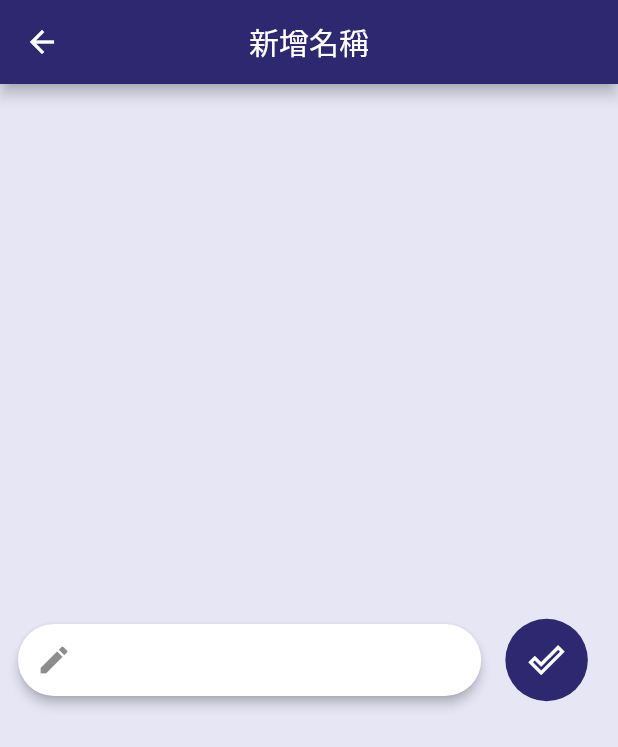
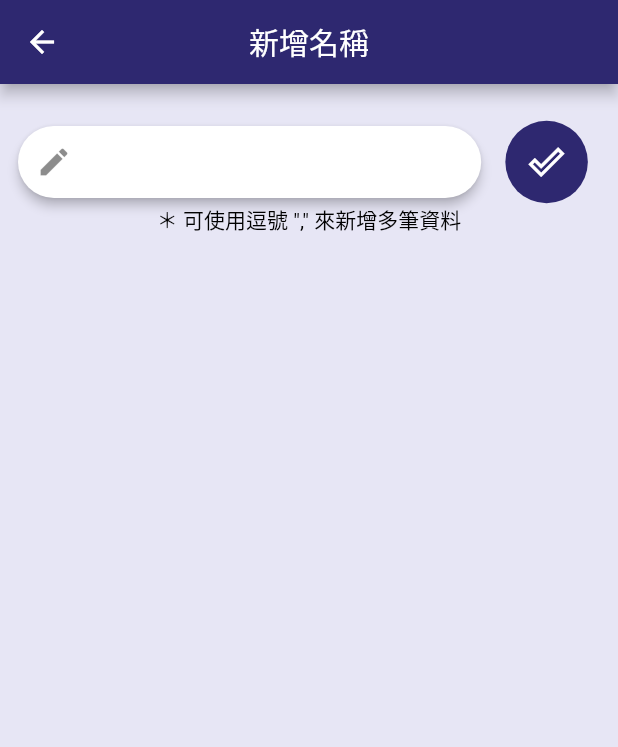
Before and after one commit to dev-weiqi/flutter-sample-random-app, a Flutter app: the screen it shows after launch, after a tap on the "edit" icon, on a phone screen of 412 x 824 dp. Shown: the top 747 px of the screen. Run offline on Flutter 3.47's test engine with Material 2 defaults, Android fonts, the phone set to English and light mode, and no system bars; our stand-ins replace fluttertoast, rxdart, shared_preferences, webview_flutter.

```diff
--- a/lib/src/const.dart
+++ b/lib/src/const.dart
@@ -4,6 +4,10 @@ const String appName = '抽籤App';
 const Color colorDark = Color(0xFF2E2870);
 const Color colorLight = Color(0xFFE7E6F5);
 const List<String> defList = [
-  'Android',
-  'iOS',
+  'Iron Man',
+  'Spider-Man',
+  'Captain America',
+  'Hulk',
+  'Black widow',
+  'Hawkeye'
 ];
--- a/lib/src/ui/add_page.dart
+++ b/lib/src/ui/add_page.dart
@@ -1,6 +1,4 @@
-import 'package:flutter/material.dart';
-
-import 'package:randomapp/main.dart';
+import 'package:flutter/material.dart';import 'package:randomapp/main.dart';
 import 'package:randomapp/src/bloc_provider.dart';
 import 'package:randomapp/src/const.dart';
 import 'package:randomapp/src/main_bloc.dart';
@@ -34,12 +32,19 @@ class _AddPageState extends State<AddPage> {
         appBar: buildAppBar(title: '新增名稱'),
         backgroundColor: colorLight,
         body: Container(
-            alignment: Alignment.center,
-            padding: EdgeInsets.symmetric(horizontal: 8),
-            child: Row(mainAxisAlignment: MainAxisAlignment.center, children: [
+          padding:EdgeInsets.symmetric(vertical: 24,horizontal: 8),
+            child: Column(
+          children: <Widget>[
+            Row(mainAxisAlignment: MainAxisAlignment.center, children: [
               Expanded(flex: 8, child: _buildInput()),
               Expanded(flex: 2, child: _buildConfirm(context))
-            ])));
+            ]),
+            Text(
+              '＊ 可使用逗號 "," 來新增多筆資料',
+              style: TextStyle(color: Colors.black),
+            )
+          ],
+        )));
   }
 
   Widget _buildConfirm(BuildContext context) {
@@ -90,13 +95,17 @@ class _AddPageState extends State<AddPage> {
   }
 
   void _save(BuildContext context, String name) {
+    List<String> nameList = name.split(',');
+
     List<String> list = _mainBloc.list;
-    if (list.contains(name)) {
-      showToast(context, '已有相同的名稱！');
-      return;
+    if (nameList.isEmpty) {
+      list.add(name);
+    } else {
+      nameList.forEach((name) {
+        list.add(name);
+      });
     }
 
-    list.add(_controller.text);
     _mainBloc.setList(list);
     Navigator.pop(context, true);
   }
--- a/lib/src/ui/list_page.dart
+++ b/lib/src/ui/list_page.dart
@@ -2,7 +2,6 @@ import 'dart:math';
 
 import 'package:flutter/cupertino.dart';
 import 'package:flutter/material.dart';
-
 import 'package:randomapp/main.dart';
 import 'package:randomapp/src/bloc_provider.dart';
 import 'package:randomapp/src/const.dart';
@@ -40,7 +39,7 @@ class _ListPageState extends State<ListPage> {
     return StreamBuilder(
         stream: _mainBloc.getListStream,
         builder: (BuildContext context, AsyncSnapshot<List<String>> snapshot) {
-          List<String> list = snapshot.data;
+          List<String> list = snapshot.data ?? [];
           return Scaffold(
               appBar: buildAppBar(actions: [_buildMenuButton(context)]),
               backgroundColor: colorLight,
```
